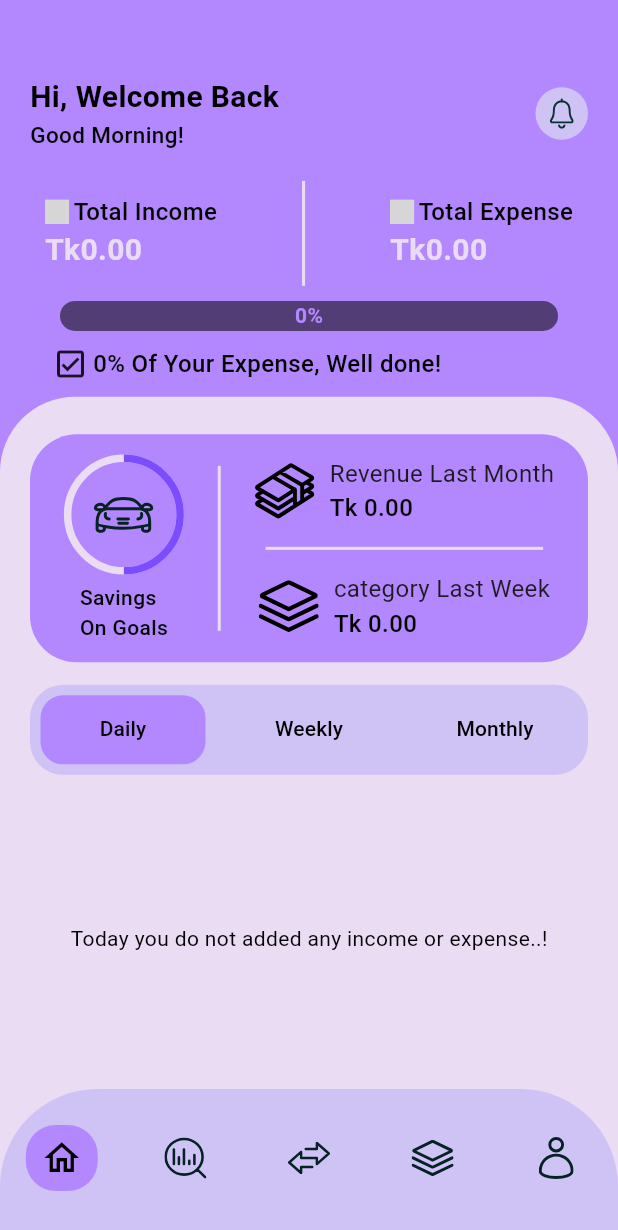
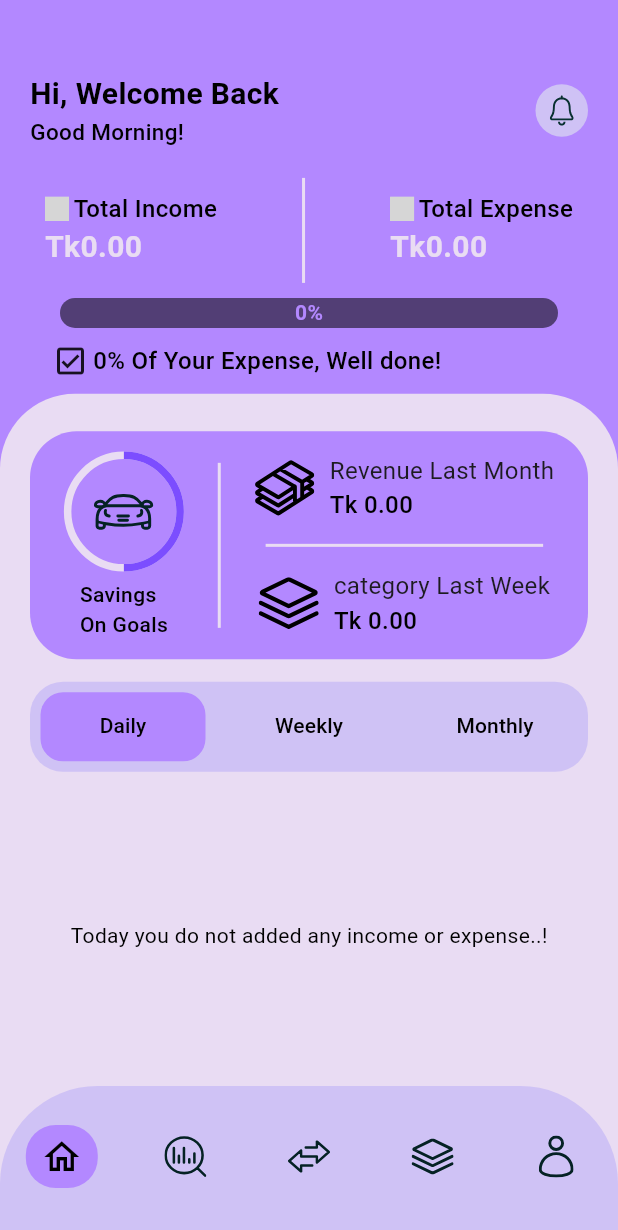
Before and after one commit to Kawser-Miah/finance_tracker, a Flutter app: the screen it shows after launch, on a phone screen of 412 x 824 dp. Shown: the top 1230 px of the screen. Run offline on Flutter 3.47's test engine with Material 3 defaults, Android fonts, the phone set to English and light mode, and no system bars; drawn by our look-alikes of percent_indicator; our stand-ins replace dartz, floor, flutter_bloc, flutter_slidable, flutter_svg, freezed_annotation and 4 more; accounts and stored records are empty; generated files the repository leaves out were written again; grey boxes are pictures that could not be loaded.

Commit message:
Refactor: Adjust bottom navigation bar and icon heights
The bottom navigation bar height was increased from 98 to 100, while the height for all active icon containers was reduced from 44 to 42 to refine the visual alignment.

```diff
--- a/lib/application/pages/bottom_nav/bottom_nav_page.dart
+++ b/lib/application/pages/bottom_nav/bottom_nav_page.dart
@@ -72,7 +72,7 @@
         color: Theme.of(context).colorScheme.onPrimary,
         border: const Border(top: BorderSide.none),
       ),
-      height: 98,
+      height: 100,
       child: ClipRRect(
         borderRadius: const BorderRadius.only(
           topRight: Radius.circular(65),
@@ -94,7 +94,7 @@
                 color: Colors.black,
               ),
               activeIcon: Container(
-                height: 44,
+                height: 42,
                 width: 48,
                 decoration: BoxDecoration(
                   color: Theme.of(context).colorScheme.primary,
@@ -115,7 +115,7 @@
                 width: 28,
               ),
               activeIcon: Container(
-                height: 44,
+                height: 42,
                 width: 48,
                 decoration: BoxDecoration(
                   color: Theme.of(context).colorScheme.primary,
@@ -135,7 +135,7 @@
                 width: 28,
               ),
               activeIcon: Container(
-                height: 44,
+                height: 42,
                 width: 48,
                 decoration: BoxDecoration(
                   color: Theme.of(context).colorScheme.primary,
@@ -155,7 +155,7 @@
                 width: 28,
               ),
               activeIcon: Container(
-                height: 44,
+                height: 42,
                 width: 48,
                 decoration: BoxDecoration(
                   color: Theme.of(context).colorScheme.primary,
@@ -175,7 +175,7 @@
                 width: 28,
               ),
               activeIcon: Container(
-                height: 44,
+                height: 42,
                 width: 48,
                 decoration: BoxDecoration(
                   color: Theme.of(context).colorScheme.primary,
```
